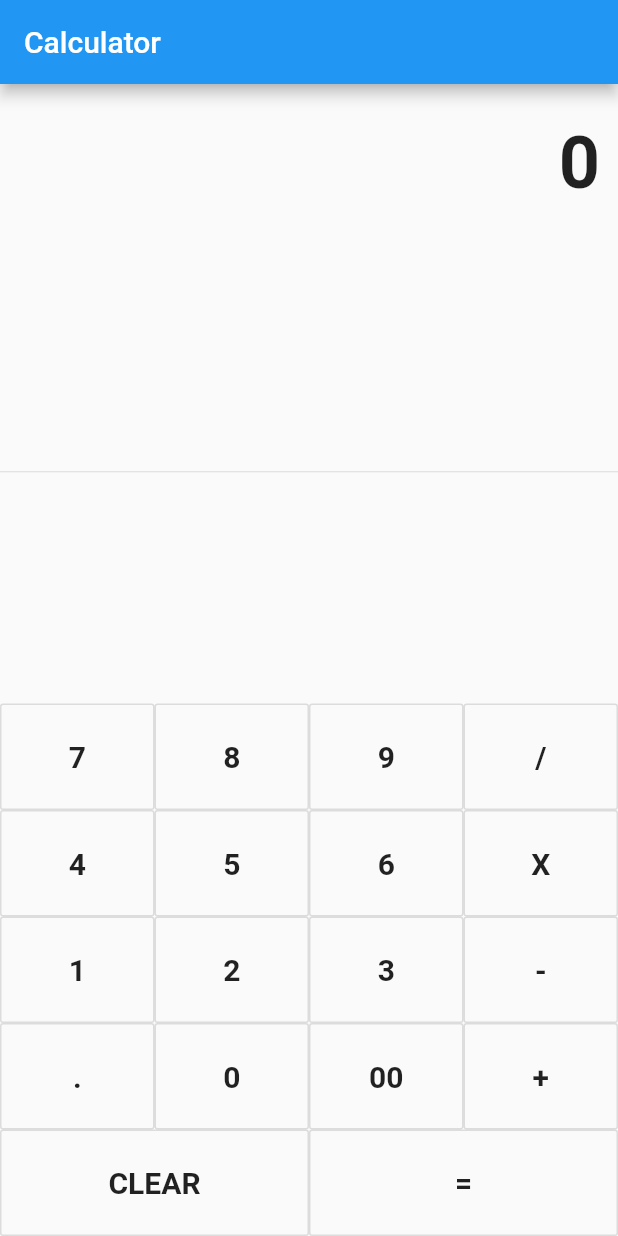
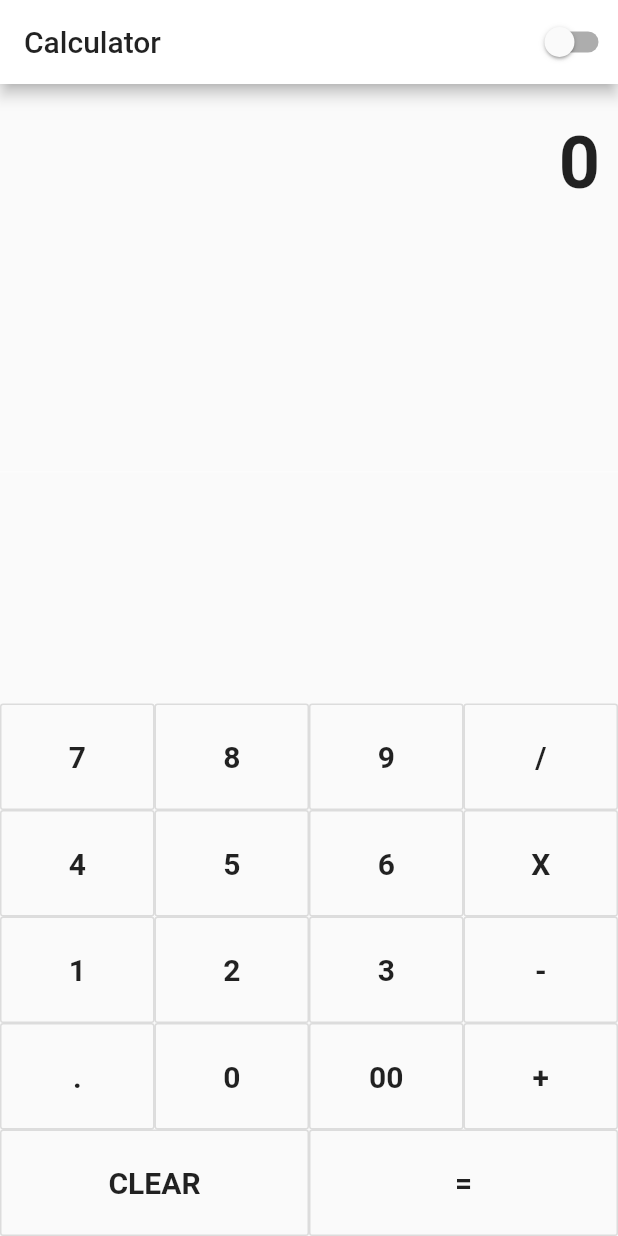
Before and after one commit to samarthagarwal/FlutterCalculator, a Flutter app: the screen it shows after launch, on a phone screen of 412 x 824 dp. Run offline on Flutter 3.47's test engine with Material 2 defaults, Android fonts, the phone set to English and light mode, and no system bars.

Commit message:
Added Dark Theme
User can now change theme between Light theme and Dark theme using a switch in the AppBar

```diff
--- a/lib/main.dart
+++ b/lib/main.dart
@@ -1,15 +1,22 @@
+import 'package:calculator_app/theme/theme.dart';
+import 'package:calculator_app/theme/theme_notifier.dart';
 import 'package:flutter/material.dart';
+import 'package:provider/provider.dart';
 
-void main() => runApp(new MyApp());
+void main() => runApp(
+      ChangeNotifierProvider<ThemeNotifier>(
+        create: (_) => ThemeNotifier(lightTheme),
+        child: new MyApp(),
+      ),
+    );
 
 class MyApp extends StatelessWidget {
   @override
   Widget build(BuildContext context) {
+    final themeNotifier = Provider.of<ThemeNotifier>(context);
     return new MaterialApp(
       title: 'Flutter Demo',
-      theme: new ThemeData(
-        primarySwatch: Colors.blue,
-      ),
+      theme: themeNotifier.getTheme(),
       home: new MyHomePage(title: 'Calculator'),
     );
   }
@@ -25,6 +32,7 @@ class MyHomePage extends StatefulWidget {
 }
 
 class _MyHomePageState extends State<MyHomePage> {
+  bool _darkTheme = false;
 
   String output = "0";
 
@@ -33,112 +41,105 @@ class _MyHomePageState extends State<MyHomePage> {
   double num2 = 0.0;
   String operand = "";
 
-  buttonPressed(String buttonText){
-
-    if(buttonText == "CLEAR"){
-
+  buttonPressed(String buttonText) {
+    if (buttonText == "CLEAR") {
       _output = "0";
       num1 = 0.0;
       num2 = 0.0;
       operand = "";
-
-    } else if (buttonText == "+" || buttonText == "-" || buttonText == "/" || buttonText == "X"){
-
+    } else if (buttonText == "+" ||
+        buttonText == "-" ||
+        buttonText == "/" ||
+        buttonText == "X") {
       num1 = double.parse(output);
 
       operand = buttonText;
 
       _output = "0";
-
-    } else if(buttonText == "."){
-
-      if(_output.contains(".")){
+    } else if (buttonText == ".") {
+      if (_output.contains(".")) {
         print("Already conatains a decimals");
         return;
-
       } else {
         _output = _output + buttonText;
       }
-
-    } else if (buttonText == "="){
-
+    } else if (buttonText == "=") {
       num2 = double.parse(output);
 
-      if(operand == "+"){
+      if (operand == "+") {
         _output = (num1 + num2).toString();
       }
-      if(operand == "-"){
+      if (operand == "-") {
         _output = (num1 - num2).toString();
       }
-      if(operand == "X"){
+      if (operand == "X") {
         _output = (num1 * num2).toString();
       }
-      if(operand == "/"){
+      if (operand == "/") {
         _output = (num1 / num2).toString();
       }
 
       num1 = 0.0;
       num2 = 0.0;
       operand = "";
-
     } else {
-
       _output = _output + buttonText;
-
     }
 
     print(_output);
 
     setState(() {
-
       output = double.parse(_output).toStringAsFixed(2);
-
     });
-
   }
 
   Widget buildButton(String buttonText) {
     return new Expanded(
       child: new OutlineButton(
         padding: new EdgeInsets.all(24.0),
-        child: new Text(buttonText,
-          style: TextStyle(
-            fontSize: 20.0,
-            fontWeight: FontWeight.bold
-          ),
-          ),
-        onPressed: () =>
-          buttonPressed(buttonText)
-        ,
+        child: new Text(
+          buttonText,
+          style: TextStyle(fontSize: 20.0, fontWeight: FontWeight.bold),
+        ),
+        onPressed: () => buttonPressed(buttonText),
       ),
     );
   }
 
   @override
   Widget build(BuildContext context) {
+    final themeNotifier = Provider.of<ThemeNotifier>(context);
+    _darkTheme = (themeNotifier.getTheme() == darkTheme);
     return new Scaffold(
         appBar: new AppBar(
           title: new Text(widget.title),
+          actions: [
+            Switch(
+              value: _darkTheme,
+              onChanged: (value) {
+                setState(() {
+                  _darkTheme = value;
+                });
+                onThemeChanged(value, themeNotifier);
+              },
+            ),
+          ],
         ),
         body: new Container(
             child: new Column(
           children: <Widget>[
             new Container(
-              alignment: Alignment.centerRight,
-              padding: new EdgeInsets.symmetric(
-                vertical: 24.0,
-                horizontal: 12.0
-              ),
-              child: new Text(output, style: new TextStyle(
-                fontSize: 48.0,
-                fontWeight: FontWeight.bold,
-
-              ))),
+                alignment: Alignment.centerRight,
+                padding:
+                    new EdgeInsets.symmetric(vertical: 24.0, horizontal: 12.0),
+                child: new Text(output,
+                    style: new TextStyle(
+                      fontSize: 48.0,
+                      fontWeight: FontWeight.bold,
+                    ))),
             new Expanded(
               child: new Divider(),
             ),
-
-
             new Column(children: [
               new Row(children: [
                 buildButton("7"),
@@ -146,28 +147,24 @@ class _MyHomePageState extends State<MyHomePage> {
                 buildButton("9"),
                 buildButton("/")
               ]),
-
               new Row(children: [
                 buildButton("4"),
                 buildButton("5"),
                 buildButton("6"),
                 buildButton("X")
               ]),
-
               new Row(children: [
                 buildButton("1"),
                 buildButton("2"),
                 buildButton("3"),
                 buildButton("-")
               ]),
-
               new Row(children: [
                 buildButton("."),
                 buildButton("0"),
                 buildButton("00"),
                 buildButton("+")
               ]),
-
               new Row(children: [
                 buildButton("CLEAR"),
                 buildButton("="),
@@ -176,4 +173,10 @@ class _MyHomePageState extends State<MyHomePage> {
           ],
         )));
   }
+
+  void onThemeChanged(bool value, ThemeNotifier themeNotifier) async {
+    (value)
+        ? themeNotifier.setTheme(darkTheme)
+        : themeNotifier.setTheme(lightTheme);
+  }
 }
--- /dev/null
+++ b/lib/theme/theme.dart
@@ -0,0 +1,21 @@
+import 'package:flutter/material.dart';
+
+final darkTheme = ThemeData(
+  primaryColor: Colors.black,
+  primarySwatch: Colors.grey,
+  brightness: Brightness.dark,
+  backgroundColor: Color(0xFF212121),
+  accentColor: Colors.white,
+  accentIconTheme: IconThemeData(color: Colors.black),
+  dividerColor: Colors.black12,
+);
+
+final lightTheme = ThemeData(
+  primaryColor: Colors.white,
+  primarySwatch: Colors.grey,
+  brightness: Brightness.light,
+  backgroundColor: Color(0xFFE5E5E5),
+  accentColor: Colors.black,
+  accentIconTheme: IconThemeData(color: Colors.white),
+  dividerColor: Colors.white54,
+);
--- /dev/null
+++ b/lib/theme/theme_notifier.dart
@@ -0,0 +1,13 @@
+import 'package:flutter/material.dart';
+
+class ThemeNotifier with ChangeNotifier {
+  ThemeNotifier(this._themeData);
+  ThemeData _themeData;
+
+  getTheme() => _themeData;
+
+  setTheme(ThemeData themeData) async {
+    _themeData = themeData;
+    notifyListeners();
+  }
+}
```
